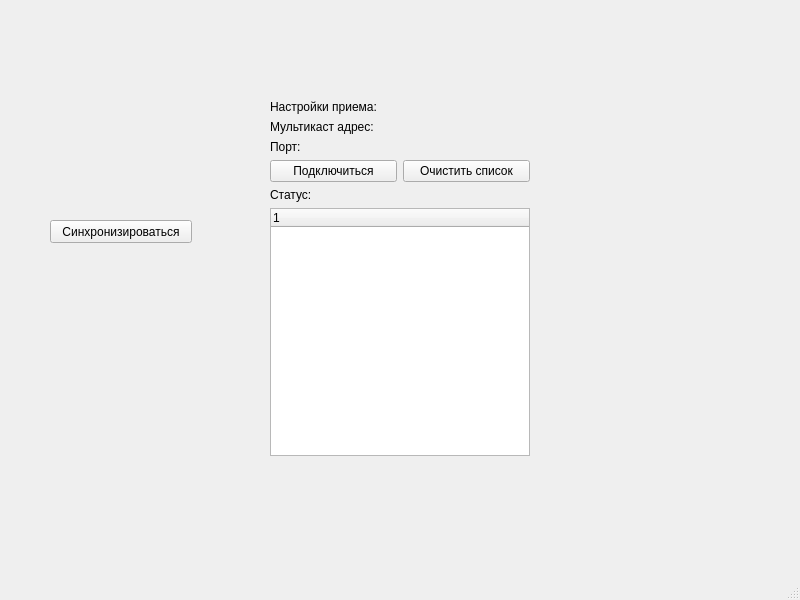
Above: EventCalendarClient/mainwindow.ui from SobolMax30/White-belt-client before the change. Below: the same form after it.
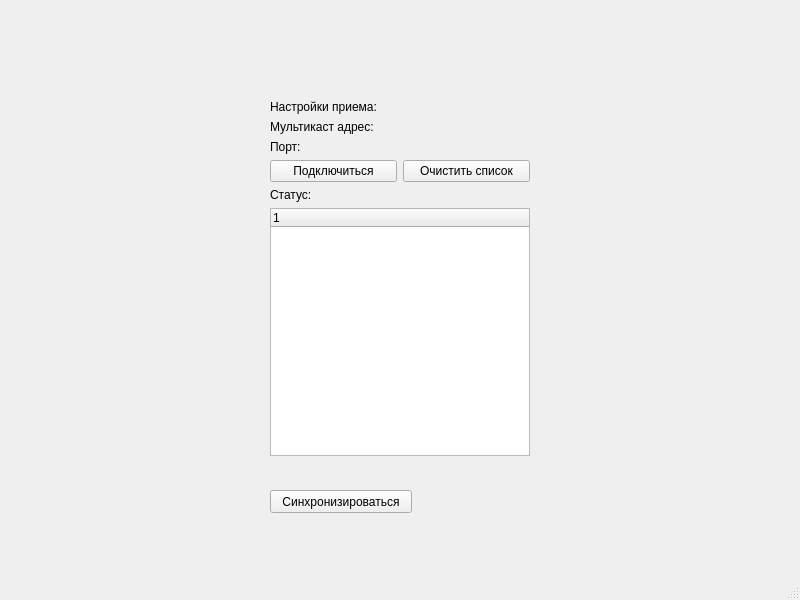
That is the form after the change.

```diff
--- a/EventCalendarClient/mainwindow.ui
+++ b/EventCalendarClient/mainwindow.ui
@@ -116,8 +116,8 @@
    <widget class="QPushButton" name="pushButton_Sync">
     <property name="geometry">
      <rect>
-      <x>50</x>
-      <y>220</y>
+      <x>270</x>
+      <y>490</y>
       <width>142</width>
       <height>23</height>
      </rect>
```
